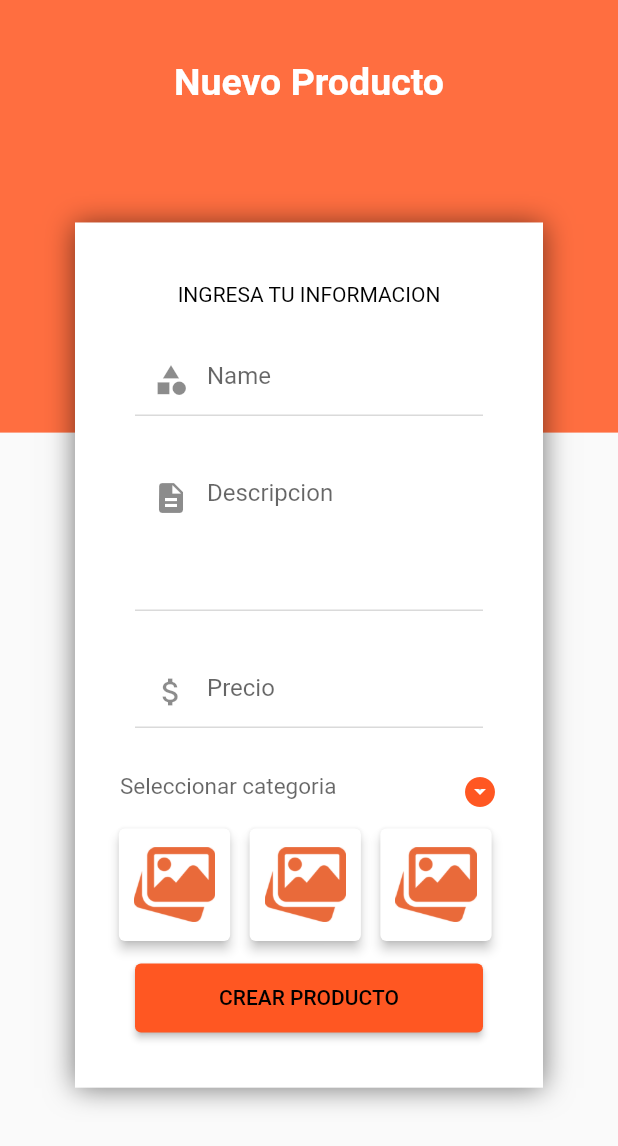
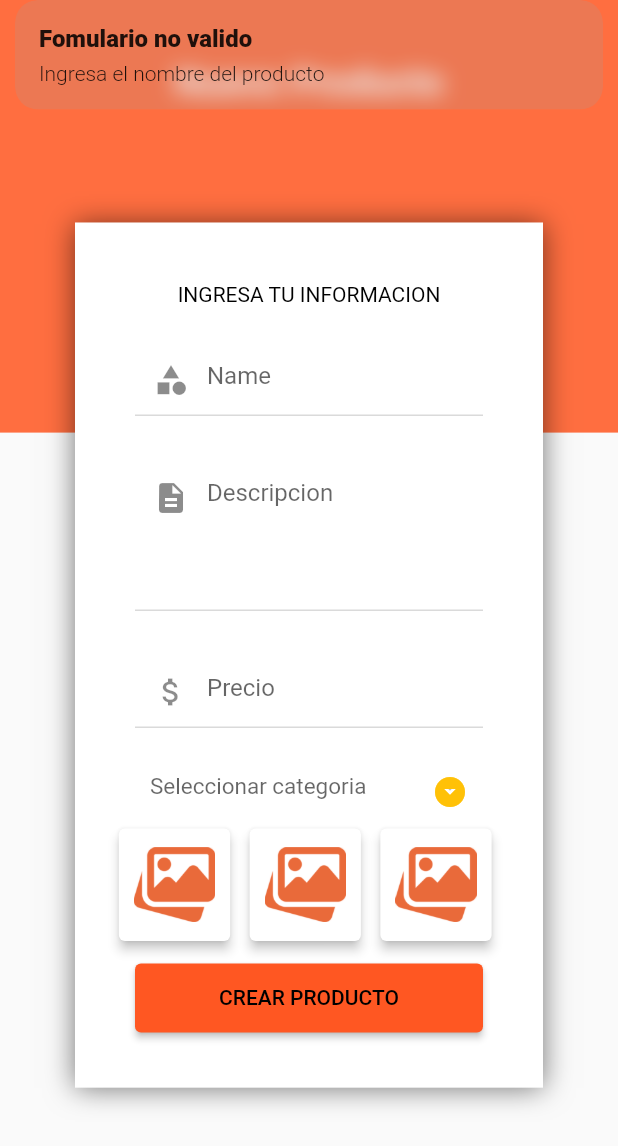
Before and after one commit to WirisLife145/deliveryfood, a Flutter app: the RestaurantProductsCreatePage screen opened directly, after a tap on "CREAR PRODUCTO", on a phone screen of 412 x 824 dp. Shown: the top 1146 px of the screen. Run offline on Flutter 3.47's test engine with Material 2 defaults, Android fonts, the phone set to English and light mode, and no system bars; our stand-ins replace get, get_storage, image_picker, sn_progress_dialog; missing offline and left inert: dart:ffi; accounts and stored records are empty; network calls fail; project files that could hold a hidden picture were left out.

```diff
--- a/Android-studio/Delivery_Flutter/lib/src/pages/client/home/client_home_page.dart
+++ b/Android-studio/Delivery_Flutter/lib/src/pages/client/home/client_home_page.dart
@@ -1,5 +1,6 @@
 import 'package:delivery_flutter/src/pages/client/home/client_home_controller.dart';
 import 'package:delivery_flutter/src/pages/client/products/list/client_products_list_controller.dart';
+import 'package:delivery_flutter/src/pages/client/products/list/client_products_list_page.dart';
 import 'package:delivery_flutter/src/pages/client/profile/info/client_profile_info_page.dart';
 import 'package:flutter/material.dart';
 import 'package:get/get.dart';
@@ -21,7 +22,7 @@ class ClientHomePage extends StatelessWidget {
         body: Obx(() => IndexedStack(
           index: con.indexTab.value,
           children: [
-            RestaurantOrdersListPage(),
+            ClientProductsListPage(),
             DeliveryOrdersListPage(),
             ClientProfileInfoPage()
           ],
@@ -41,7 +42,7 @@ class ClientHomePage extends StatelessWidget {
       items: [
         BottomNavyBarItem(
             icon: Icon(Icons.apps),
-            title: Text('Home'),
+            title: Text('Productos'),
             activeColor: Colors.white,
             inactiveColor: Colors.black
         ),
--- a/Android-studio/Delivery_Flutter/lib/src/pages/restaurant/products/create/restaurant_products_create_controller.dart
+++ b/Android-studio/Delivery_Flutter/lib/src/pages/restaurant/products/create/restaurant_products_create_controller.dart
@@ -1,10 +1,14 @@
+import 'dart:convert';
 import 'dart:io';
 import 'package:delivery_flutter/src/models/category.dart';
+import 'package:delivery_flutter/src/models/product.dart';
 import 'package:delivery_flutter/src/models/response_api.dart';
 import 'package:delivery_flutter/src/providers/categories_provider.dart';
+import 'package:delivery_flutter/src/providers/products_provider.dart';
 import 'package:flutter/material.dart';
 import 'package:get/get.dart';
 import 'package:image_picker/image_picker.dart';
+import 'package:sn_progress_dialog/sn_progress_dialog.dart';
 
 
 class RestaurantProductsCreateController extends GetxController{
@@ -21,10 +25,10 @@ class RestaurantProductsCreateController extends GetxController{
   File? imageFile2;
   File? imageFile3;
 
-  // var idCategory = ''.obs;
-  String? idCategory;
+
+  var idCategory = ''.obs;
   List<Category> categories = <Category>[].obs;
-
+  ProductsProvider productsProvider=ProductsProvider();
 
   RestaurantProductsCreateController() {
     getCategories();
@@ -37,29 +41,78 @@ class RestaurantProductsCreateController extends GetxController{
   }
 
 
-  void createProduct() async{
-    String name=nameController.text;
-    String description=descriptionController.text;
+  void createProduct(BuildContext context) async {
+
+    String name = nameController.text;
+    String description = descriptionController.text;
+    String price = priceController.text;
     print('NAME: ${name}');
-    print('DESCRIPCION: ${description}');
+    print('DESCRIPTION: ${description}');
+    print('PRICE: ${price}');
+    print('ID CATEGORY: ${idCategory}');
+    ProgressDialog progressDialog = ProgressDialog(context: context);
 
-    if(name.isNotEmpty && description.isNotEmpty){
-      Category category= Category(
-        name: name,
-        description: description
+    if (isValidForm(name, description, price)) {
+      Product product = Product(
+          name: name,
+          description: description,
+          price: double.parse(price),
+          idCategory: idCategory.value
       );
-      ResponseApi responseApi = await categoriesProvider.create(category);
-      Get.snackbar('Proceso Terminado', responseApi.message ?? '');
-      if(responseApi.success=true){
-        clearForm();
 
-      }
+      progressDialog.show(max: 100, msg: 'Espere un momento...');
 
-    }
-    else {
-        Get.snackbar('Formulario no valido', 'Ingresa todos los campos para crear la categoria');
+      List<File> images = [];
+      images.add(imageFile1!);
+      images.add(imageFile2!);
+      images.add(imageFile3!);
+
+      Stream stream = await productsProvider.create(product, images);
+      stream.listen((res) {
+        progressDialog.close();
+
+        ResponseApi responseApi = ResponseApi.fromJson(json.decode(res));
+        Get.snackbar('Proceso terminado', responseApi.message ?? '');
+        if (responseApi.success == true) {
+          clearForm();
+        }
+      });
     }
 
+  }
+
+  bool isValidForm(String name, String description, String price) {
+    if (name.isEmpty) {
+      Get.snackbar('Fomulario no valido', 'Ingresa el nombre del producto');
+      return false;
+    }
+    if (description.isEmpty) {
+      Get.snackbar('Fomulario no valido', 'Ingresa la descripcion del producto');
+      return false;
+    }
+    if (price.isEmpty) {
+      Get.snackbar('Fomulario no valido', 'Ingresa el precio del producto');
+      return false;
+    }
+    if (idCategory.value == '') {
+      Get.snackbar('Fomulario no valido', 'Debes seleccionar la categoria del producto');
+      return false;
+    }
+
+    if (imageFile1 == null) {
+      Get.snackbar('Fomulario no valido', 'Selecciona la imagen numero 1 del producto');
+      return false;
+    }
+    if (imageFile2 == null) {
+      Get.snackbar('Fomulario no valido', 'Selecciona la imagen numero 2 del producto');
+      return false;
+    }
+    if (imageFile3 == null) {
+      Get.snackbar('Fomulario no valido', 'Selecciona la imagen numero 3 del producto');
+      return false;
+    }
+
+    return true;
   }
 
   Future selectImage(ImageSource imageSource,int numberFile ) async{
@@ -126,6 +179,12 @@ class RestaurantProductsCreateController extends GetxController{
   void clearForm(){
     nameController.text='';
     descriptionController.text='';
+    priceController.text='';
+    imageFile1 = null;
+    imageFile2 = null;
+    imageFile3 = null;
+    idCategory.value = '';
+    update();
 
   }
   }
--- a/Android-studio/Delivery_Flutter/lib/src/pages/restaurant/products/create/restaurant_products_create_page.dart
+++ b/Android-studio/Delivery_Flutter/lib/src/pages/restaurant/products/create/restaurant_products_create_page.dart
@@ -88,14 +88,14 @@ class RestaurantProductsCreatePage extends StatelessWidget {
 
   Widget _dropDownCategories(List<Category> categories) {
     return Container(
-      padding: EdgeInsets.symmetric(horizontal: 30),
+      padding: EdgeInsets.symmetric(horizontal: 50),
       margin: EdgeInsets.only(top: 15),
-      child:DropdownButton(
+      child: DropdownButton(
         underline: Container(
           alignment: Alignment.centerRight,
           child: Icon(
             Icons.arrow_drop_down_circle,
-            color: Colors.deepOrange,
+            color: Colors.amber,
           ),
         ),
         elevation: 3,
@@ -108,16 +108,16 @@ class RestaurantProductsCreatePage extends StatelessWidget {
           ),
         ),
         items: _dropDownItems(categories),
+        value: con.idCategory.value == '' ? null : con.idCategory.value,
         onChanged: (option) {
           print('Opcion seleccionada ${option}');
-          con.idCategory=option.toString();
+          con.idCategory.value = option.toString();
         },
       ),
     );
   }
 
-
-  List<DropdownMenuItem<String?>> _dropDownItems(List<Category> categories) {
+  List<DropdownMenuItem<String>> _dropDownItems(List<Category> categories) {
     List<DropdownMenuItem<String>> list = [];
     categories.forEach((category) {
       list.add(DropdownMenuItem(
@@ -207,7 +207,7 @@ class RestaurantProductsCreatePage extends StatelessWidget {
       width: double.infinity,
       margin: EdgeInsets.symmetric(horizontal: 40,vertical: 10),
       child: ElevatedButton(
-          onPressed: () => con.createCategory() ,
+          onPressed: () => con.createProduct(context),
           style: ElevatedButton.styleFrom(
               padding: EdgeInsets.symmetric(vertical: 15)
 
```
Also changed, not shown: Android-studio/Delivery_Flutter/lib/src/pages/client/products/list/client_products_list_controller.dart (+22 -0 lines), Android-studio/Delivery_Flutter/lib/src/pages/client/products/list/client_products_list_page.dart (+27 -2 lines), Android-studio/Delivery_Flutter/lib/src/providers/products_provider.dart (+2 -41 lines).
